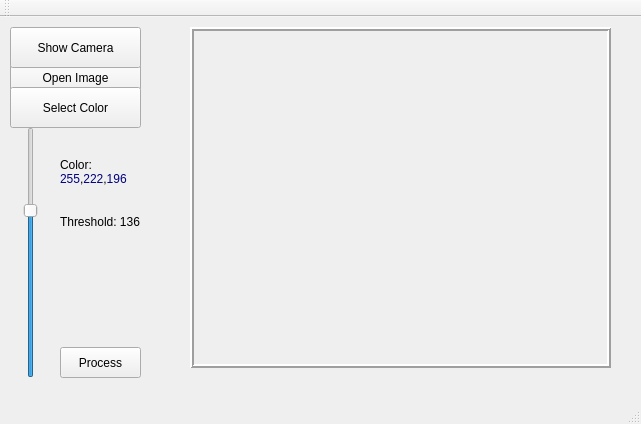
First picture: the form in gesturerecognition.ui, repository liuyc09/GestureRecog, before the edit.
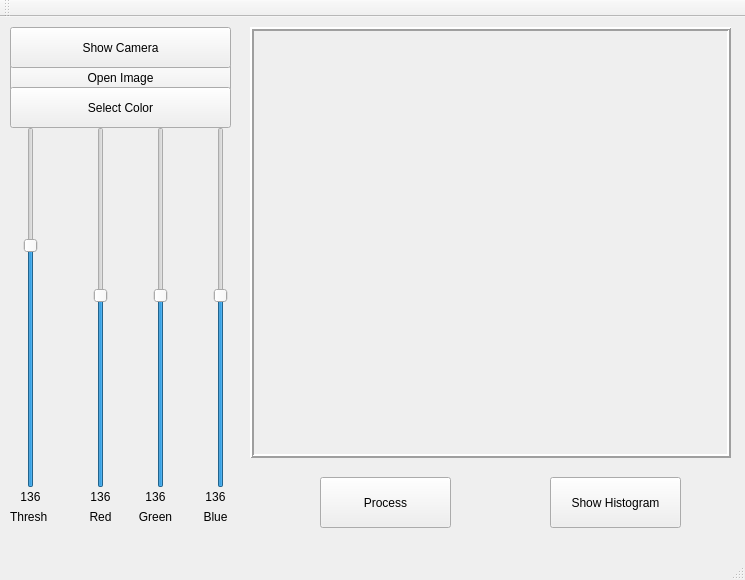
Second picture: the form after the edit.

What changed in the file:
```diff
--- a/gesturerecognition.ui
+++ b/gesturerecognition.ui
@@ -6,8 +6,8 @@
    <rect>
     <x>0</x>
     <y>0</y>
-    <width>641</width>
-    <height>424</height>
+    <width>745</width>
+    <height>580</height>
    </rect>
   </property>
   <property name="Gesture Recognition" stdset="0">
@@ -19,7 +19,7 @@
      <rect>
       <x>10</x>
       <y>40</y>
-      <width>131</width>
+      <width>221</width>
       <height>41</height>
      </rect>
     </property>
@@ -30,10 +30,10 @@
    <widget class="QPushButton" name="pushButton_Process">
     <property name="geometry">
      <rect>
-      <x>60</x>
-      <y>330</y>
-      <width>81</width>
-      <height>31</height>
+      <x>320</x>
+      <y>460</y>
+      <width>131</width>
+      <height>51</height>
      </rect>
     </property>
     <property name="text">
@@ -43,10 +43,10 @@
    <widget class="QLabel" name="label">
     <property name="geometry">
      <rect>
-      <x>190</x>
+      <x>250</x>
       <y>10</y>
-      <width>421</width>
-      <height>341</height>
+      <width>481</width>
+      <height>431</height>
      </rect>
     </property>
     <property name="frameShape">
@@ -68,7 +68,7 @@
       <x>20</x>
       <y>110</y>
       <width>21</width>
-      <height>251</height>
+      <height>361</height>
      </rect>
     </property>
     <property name="maximum">
@@ -86,7 +86,7 @@
      <rect>
       <x>10</x>
       <y>70</y>
-      <width>131</width>
+      <width>221</width>
       <height>41</height>
      </rect>
     </property>
@@ -97,27 +97,27 @@
    <widget class="QLabel" name="label_Color">
     <property name="geometry">
      <rect>
-      <x>60</x>
-      <y>140</y>
-      <width>111</width>
-      <height>31</height>
+      <x>80</x>
+      <y>490</y>
+      <width>41</width>
+      <height>21</height>
      </rect>
     </property>
     <property name="text">
-     <string>&lt;html&gt;&lt;head/&gt;&lt;body&gt;&lt;p&gt;Color:&lt;br/&gt;&lt;span style=&quot; color:#000080;&quot;&gt;255&lt;/span&gt;&lt;span style=&quot; color:#000000;&quot;&gt;,&lt;/span&gt;&lt;span style=&quot; color:#c0c0c0;&quot;/&gt;&lt;span style=&quot; color:#000080;&quot;&gt;222&lt;/span&gt;&lt;span style=&quot; color:#000000;&quot;&gt;,&lt;/span&gt;&lt;span style=&quot; color:#c0c0c0;&quot;/&gt;&lt;span style=&quot; color:#000080;&quot;&gt;196&lt;/span&gt;&lt;/p&gt;&lt;/body&gt;&lt;/html&gt;</string>
+     <string>&lt;html&gt;&lt;head/&gt;&lt;body&gt;&lt;p align=&quot;center&quot;&gt;Red&lt;/p&gt;&lt;/body&gt;&lt;/html&gt;</string>
     </property>
    </widget>
    <widget class="QLabel" name="label_Threshold">
     <property name="geometry">
      <rect>
-      <x>60</x>
-      <y>190</y>
-      <width>111</width>
-      <height>31</height>
+      <x>10</x>
+      <y>470</y>
+      <width>41</width>
+      <height>21</height>
      </rect>
     </property>
     <property name="text">
-     <string>&lt;html&gt;&lt;head/&gt;&lt;body&gt;&lt;p&gt;Threshold: 136&lt;/p&gt;&lt;/body&gt;&lt;/html&gt;</string>
+     <string>&lt;html&gt;&lt;head/&gt;&lt;body&gt;&lt;p align=&quot;center&quot;&gt;136&lt;/p&gt;&lt;/body&gt;&lt;/html&gt;</string>
     </property>
    </widget>
    <widget class="QPushButton" name="pushButton_Camera">
@@ -125,7 +125,7 @@
      <rect>
       <x>10</x>
       <y>10</y>
-      <width>131</width>
+      <width>221</width>
       <height>41</height>
      </rect>
     </property>
@@ -133,6 +133,154 @@
      <string>Show Camera</string>
     </property>
    </widget>
+   <widget class="QPushButton" name="pushButton_Histogram">
+    <property name="geometry">
+     <rect>
+      <x>550</x>
+      <y>460</y>
+      <width>131</width>
+      <height>51</height>
+     </rect>
+    </property>
+    <property name="text">
+     <string>Show Histogram</string>
+    </property>
+   </widget>
+   <widget class="QLabel" name="label_Threshold2">
+    <property name="geometry">
+     <rect>
+      <x>10</x>
+      <y>490</y>
+      <width>51</width>
+      <height>21</height>
+     </rect>
+    </property>
+    <property name="text">
+     <string>&lt;html&gt;&lt;head/&gt;&lt;body&gt;&lt;p&gt;Thresh&lt;/p&gt;&lt;/body&gt;&lt;/html&gt;</string>
+    </property>
+   </widget>
+   <widget class="QSlider" name="verticalSlider_Color1">
+    <property name="geometry">
+     <rect>
+      <x>90</x>
+      <y>110</y>
+      <width>21</width>
+      <height>361</height>
+     </rect>
+    </property>
+    <property name="maximum">
+     <number>255</number>
+    </property>
+    <property name="value">
+     <number>136</number>
+    </property>
+    <property name="orientation">
+     <enum>Qt::Vertical</enum>
+    </property>
+   </widget>
+   <widget class="QSlider" name="verticalSlider_Color2">
+    <property name="geometry">
+     <rect>
+      <x>150</x>
+      <y>110</y>
+      <width>21</width>
+      <height>361</height>
+     </rect>
+    </property>
+    <property name="maximum">
+     <number>255</number>
+    </property>
+    <property name="value">
+     <number>136</number>
+    </property>
+    <property name="orientation">
+     <enum>Qt::Vertical</enum>
+    </property>
+   </widget>
+   <widget class="QSlider" name="verticalSlider_Color3">
+    <property name="geometry">
+     <rect>
+      <x>210</x>
+      <y>110</y>
+      <width>21</width>
+      <height>361</height>
+     </rect>
+    </property>
+    <property name="maximum">
+     <number>255</number>
+    </property>
+    <property name="value">
+     <number>136</number>
+    </property>
+    <property name="orientation">
+     <enum>Qt::Vertical</enum>
+    </property>
+   </widget>
+   <widget class="QLabel" name="label_Color2">
+    <property name="geometry">
+     <rect>
+      <x>130</x>
+      <y>490</y>
+      <width>51</width>
+      <height>21</height>
+     </rect>
+    </property>
+    <property name="text">
+     <string>&lt;html&gt;&lt;head/&gt;&lt;body&gt;&lt;p align=&quot;center&quot;&gt;Green&lt;/p&gt;&lt;/body&gt;&lt;/html&gt;</string>
+    </property>
+   </widget>
+   <widget class="QLabel" name="label_Color3">
+    <property name="geometry">
+     <rect>
+      <x>190</x>
+      <y>490</y>
+      <width>51</width>
+      <height>21</height>
+     </rect>
+    </property>
+    <property name="text">
+     <string>&lt;html&gt;&lt;head/&gt;&lt;body&gt;&lt;p align=&quot;center&quot;&gt;Blue&lt;/p&gt;&lt;/body&gt;&lt;/html&gt;</string>
+    </property>
+   </widget>
+   <widget class="QLabel" name="label_Color1_2">
+    <property name="geometry">
+     <rect>
+      <x>80</x>
+      <y>470</y>
+      <width>41</width>
+      <height>21</height>
+     </rect>
+    </property>
+    <property name="text">
+     <string>&lt;html&gt;&lt;head/&gt;&lt;body&gt;&lt;p align=&quot;center&quot;&gt;136&lt;/p&gt;&lt;/body&gt;&lt;/html&gt;</string>
+    </property>
+   </widget>
+   <widget class="QLabel" name="label_Color2_2">
+    <property name="geometry">
+     <rect>
+      <x>130</x>
+      <y>470</y>
+      <width>51</width>
+      <height>21</height>
+     </rect>
+    </property>
+    <property name="text">
+     <string>&lt;html&gt;&lt;head/&gt;&lt;body&gt;&lt;p align=&quot;center&quot;&gt;136&lt;/p&gt;&lt;/body&gt;&lt;/html&gt;</string>
+    </property>
+   </widget>
+   <widget class="QLabel" name="label_Color3_2">
+    <property name="geometry">
+     <rect>
+      <x>190</x>
+      <y>470</y>
+      <width>51</width>
+      <height>21</height>
+     </rect>
+    </property>
+    <property name="text">
+     <string>&lt;html&gt;&lt;head/&gt;&lt;body&gt;&lt;p align=&quot;center&quot;&gt;136&lt;/p&gt;&lt;/body&gt;&lt;/html&gt;</string>
+    </property>
+   </widget>
   </widget>
   <widget class="QMenuBar" name="menuBar">
    <property name="geometry">
```
Left out of the diff: 4 changed lines with no effect on the pictures.
